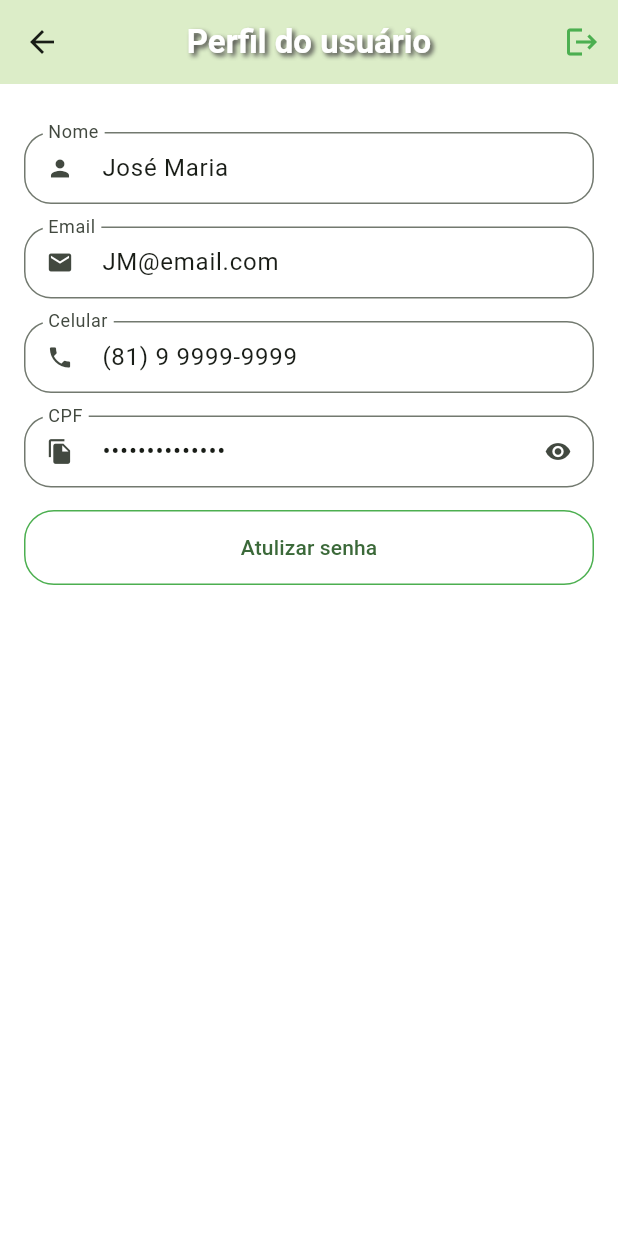
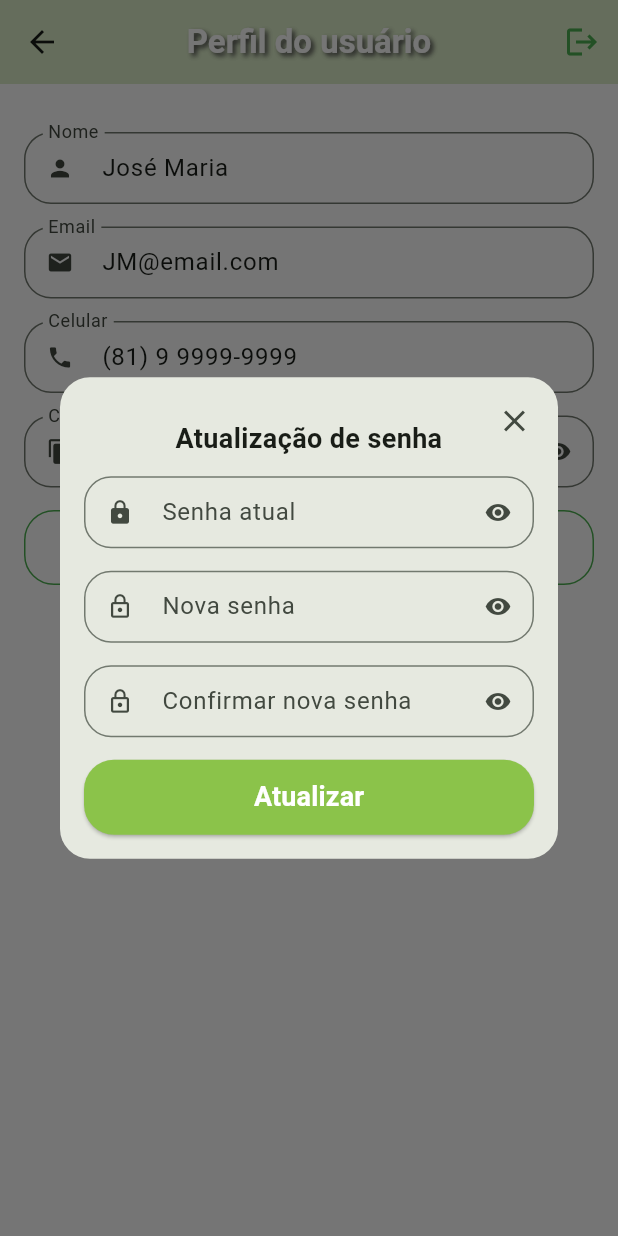
Before and after one commit to Miicchhel/FruitTrace, a Flutter app: the ProfileTab screen opened directly, after a tap on "Atulizar senha", on a phone screen of 412 x 824 dp. Run offline on Flutter 3.47's test engine with Material 3 defaults, Android fonts, the phone set to English and light mode, and no system bars; our stand-ins replace animated_text_kit, mask_text_input_formatter.

Commit message:
adicionando o Dialog para atualização da senha

```diff
--- a/lib/src/pages/profile/profile_tab.dart
+++ b/lib/src/pages/profile/profile_tab.dart
@@ -3,9 +3,14 @@ import 'package:fruittrace/src/config/custom_colors.dart';
 import 'package:fruittrace/src/pages/common_widgets/custom_text_field.dart';
 import 'package:fruittrace/src/config/app_data.dart' as app_data;
 
-class ProfileTab extends StatelessWidget {
+class ProfileTab extends StatefulWidget {
   const ProfileTab({super.key});
 
+  @override
+  State<ProfileTab> createState() => _ProfileTabState();
+}
+
+class _ProfileTabState extends State<ProfileTab> {
   @override
   Widget build(BuildContext context) {
     return Scaffold(
@@ -90,7 +95,7 @@ class ProfileTab extends StatelessWidget {
             readOnly: true,
           ),
 
-          // btn para atualizar a senha
+          // btn para abrir o dialog de atualização de senha
           SizedBox(
             height: 50.0,
             child: OutlinedButton(
@@ -102,7 +107,9 @@ class ProfileTab extends StatelessWidget {
                   borderRadius: BorderRadius.circular(20.0),
                 ),
               ),
-              onPressed: () {},
+              onPressed: () {
+                updatePassword();
+              },
               child: const Text('Atulizar senha'),
             ),
           ),
@@ -110,4 +117,97 @@ class ProfileTab extends StatelessWidget {
       ),
     );
   }
+
+  Future<bool?> updatePassword() {
+    return showDialog(
+      context: context,
+      builder: (context) {
+        return Dialog(
+          shape: RoundedRectangleBorder(
+            borderRadius: BorderRadius.circular(20.0),
+          ),
+          child: Stack(
+            children: [
+              Padding(
+                padding: const EdgeInsets.all(16.0),
+                child: Column(
+                  crossAxisAlignment: CrossAxisAlignment.stretch,
+                  mainAxisSize: MainAxisSize.min,
+                  children: [
+                    // titulo
+                    const Padding(
+                      padding: EdgeInsets.symmetric(vertical: 12.0),
+                        child: Text(
+                          'Atualização de senha',
+                          textAlign: TextAlign.center,
+                          style: TextStyle(
+                            fontSize: 18.0,
+                            fontWeight: FontWeight.bold,
+                          ),
+                        ),
+                    ),
+
+                    // senha atual
+                    const CustomTextField(
+                      icon: Icons.lock,
+                      label: 'Senha atual',
+                      isSecret: true,
+                    ),
+
+                    // nova senha
+                    const CustomTextField(
+                      icon: Icons.lock_outline,
+                      label: 'Nova senha',
+                      isSecret: true,
+                    ),
+
+                    // confirmar nova senha
+                    const CustomTextField(
+                      icon: Icons.lock_outline,
+                      label: 'Confirmar nova senha',
+                      isSecret: true,
+                    ),
+
+                    // btn para atualizar a senha
+                    SizedBox(
+                      height: 50.0,
+                      child: ElevatedButton(
+                        style: ElevatedButton.styleFrom(
+                          backgroundColor: CustomColors.customSwatchColor,
+                          shape: RoundedRectangleBorder(
+                            borderRadius: BorderRadius.circular(20.0),
+                          ),
+                        ),
+                        onPressed: () {},
+                        child: const Text(
+                          'Atualizar',
+                          style: TextStyle(
+                            color: Colors.white,
+                            fontSize: 18.0,
+                            fontWeight: FontWeight.bold,
+                          ),
+                        ),
+                      ),
+                    ),
+                  ],
+                ),
+              ),
+
+              // botão fechar
+              Positioned(
+                top: 5.0,
+                right: 5.0,
+                child: IconButton(
+                  onPressed: () {
+                    Navigator.of(context).pop();
+                  },
+                  icon: const Icon(Icons.close),
+                ),
+              ),
+            ],
+          ),
+        );
+      }
+    );
+  }
 }
```
